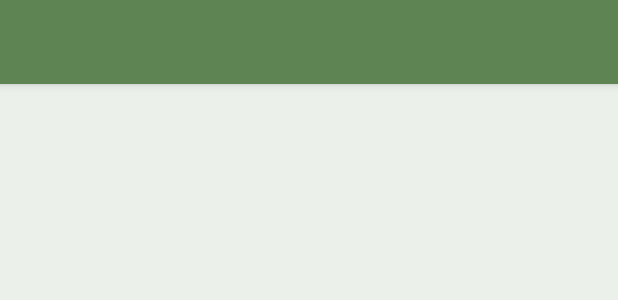
After one commit to sayalvarun/Roam, an Android app: the layout activity_list_directions.xml on its own in the app's theme, with its tools: preview values and no code run, on a phone screen of 412 x 824 dp. The commit adds this screen. Shown: the top 300 px of the screen. Run offline under Robolectric (Android 15) with nearby library versions, the light colour scheme and no system bars.

```diff
--- /dev/null
+++ b/MyApplication/app/src/main/res/layout/activity_list_directions.xml
@@ -0,0 +1,17 @@
+<RelativeLayout xmlns:android="http://schemas.android.com/apk/res/android"
+    xmlns:tools="http://schemas.android.com/tools" android:layout_width="match_parent"
+    android:layout_height="match_parent"
+    android:paddingBottom="@dimen/activity_vertical_margin"
+    android:background="@color/green50"
+    tools:context="com.example.varun.roam.InputGoogleMaps">
+
+    <android.support.v7.widget.Toolbar
+        android:id="@+id/my_toolbar"
+        android:layout_width="match_parent"
+        android:elevation="4dp"
+        android:theme="@style/Toolbar"
+        android:popupTheme="@style/Toolbar_Popup"
+        android:layout_height="wrap_content" />
+
+
+</RelativeLayout>
--- a/MyApplication/app/src/main/res/transition/activity_fade.xml
+++ /dev/null
@@ -1,6 +0,0 @@
-<transitionSet xmlns:android="http://schemas.android.com/apk/res/android"
-    android:transitionOrdering="sequential">
-    <fade android:fadingMode="fade_out" />
-    <changeBounds />
-    <fade android:fadingMode="fade_in" />
-</transitionSet>
--- /dev/null
+++ b/MyApplication/app/src/main/res/transition/change_image_transform.xml
@@ -0,0 +1,3 @@
+<transitionSet xmlns:android="http://schemas.android.com/apk/res/android">
+    <changeImageTransform/>
+</transitionSet>
--- a/MyApplication/app/src/main/res/values-v21/styles.xml
+++ b/MyApplication/app/src/main/res/values-v21/styles.xml
@@ -9,6 +9,7 @@
         <item name="android:windowEnterTransition">@android:transition/slide_bottom</item>
         <item name="android:windowExitTransition">@android:transition/explode</item>
 
+
         <!-- Main theme colors -->
         <!--   your app branding color for the app bar -->
         <item name="android:colorPrimary" type="color">#5F8454</item>
@@ -16,5 +17,11 @@
         <item name="android:colorPrimaryDark" type="color">#375E2C</item>
         <!--   theme UI controls like checkboxes and text fields -->
         <item name="android:colorAccent" type="color">#783841</item>
+
+        <!-- specify shared element transitions -->
+        <item name="android:windowSharedElementEnterTransition">
+            @transition/change_image_transform</item>
+        <item name="android:windowSharedElementExitTransition">
+            @transition/change_image_transform</item>
     </style>
 </resources>
```
